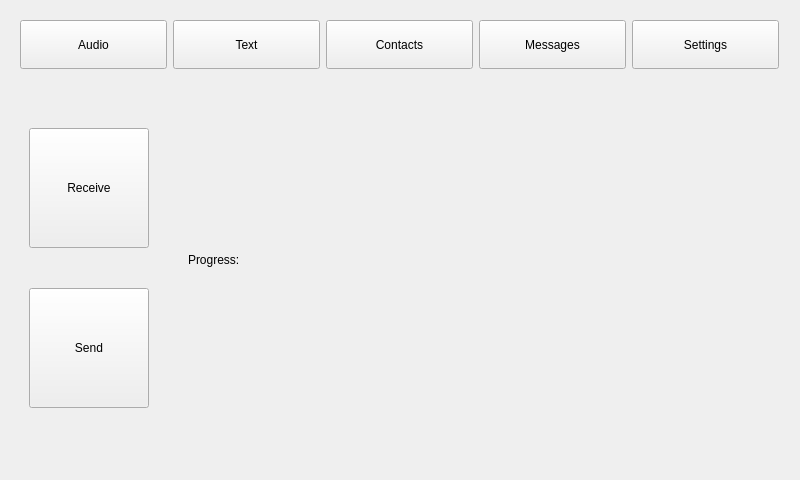
Before: the Qt Designer form mainWindow.ui in PandoraBoxx/Pandora, drawn with Qt 5.
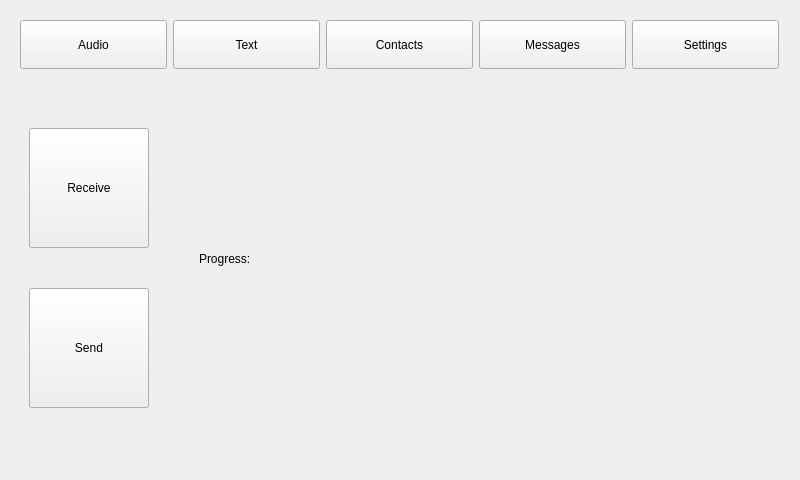
After: the same form once the commit is applied. The open tabs and pages were chosen to show the change.

Commit message: message and key tranmit management

The edit to the form file:
```diff
--- a/mainWindow.ui
+++ b/mainWindow.ui
@@ -316,7 +316,7 @@
        <widget class="QWidget" name="layoutWidget06_2">
         <property name="geometry">
          <rect>
-          <x>130</x>
+          <x>140</x>
           <y>140</y>
           <width>441</width>
           <height>41</height>
@@ -327,8 +327,8 @@
        <widget class="QLabel" name="cntSendProgressLabel">
         <property name="geometry">
          <rect>
-          <x>29</x>
-          <y>141</y>
+          <x>40</x>
+          <y>140</y>
           <width>91</width>
           <height>41</height>
          </rect>
```
Left out of the diff: 10 changed lines with no effect on the pictures. The commit also changes 2 other files.
